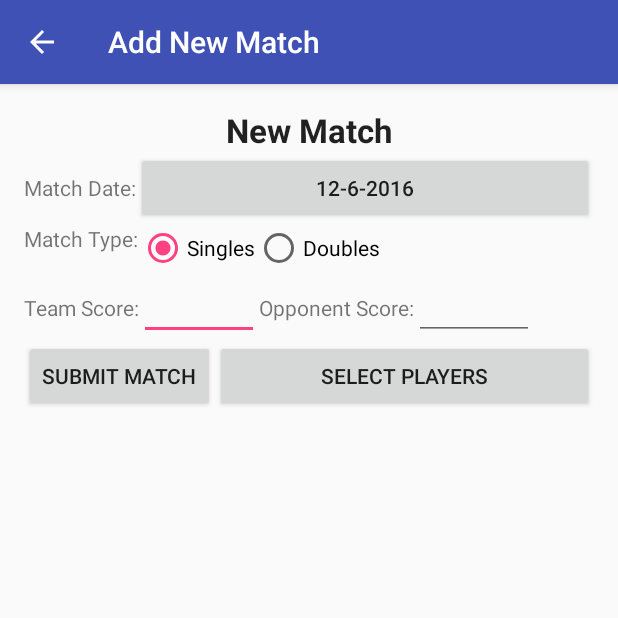
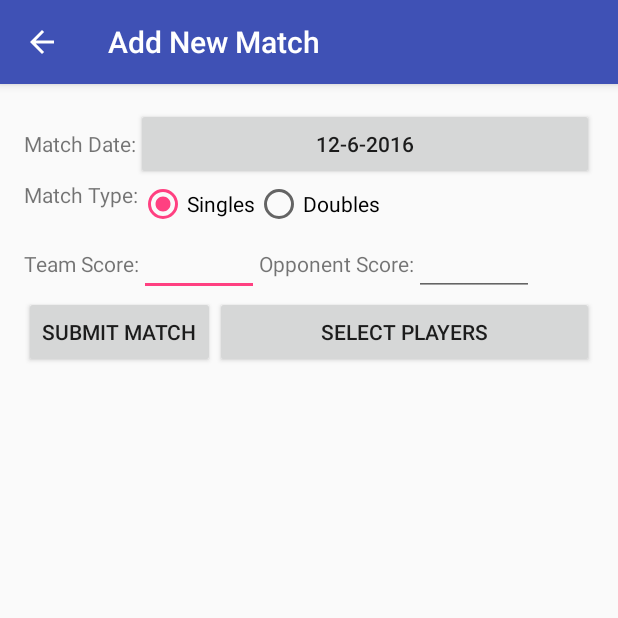
Before and after one commit to sysRandom/My-Badminton-Scores_Android, an Android app: the NewMatch screen opened directly, with no data from a screen before it, on a phone screen of 412 x 824 dp, the top half of it. Run offline under Robolectric (Android 15) with nearby library versions, the phone set to English and light mode, and no system bars; our stand-ins replace Volley; libraries missing offline, so code that uses them is left out: com.facebook; 1 statement that could not run was skipped.

Commit message:
Remove redundant "Title" in view

```diff
--- a/app/src/main/res/layout/activity_new_match.xml
+++ b/app/src/main/res/layout/activity_new_match.xml
@@ -9,21 +9,11 @@
     android:paddingTop="@dimen/activity_vertical_margin"
     tools:context="sg.xs_tech.mybadmintonscores.NewMatch">
 
-    <TextView
-        android:layout_width="match_parent"
-        android:layout_height="wrap_content"
-        android:textAppearance="@android:style/TextAppearance.Large"
-        android:textStyle="bold"
-        android:textAlignment="center"
-        android:text="@string/add_match_title"
-        android:id="@+id/textView" />
-
     <LinearLayout
         android:layout_width="match_parent"
         android:layout_height="wrap_content"
         android:orientation="horizontal"
         android:id="@+id/linearLayout2"
-        android:layout_below="@+id/textView"
         android:layout_alignParentLeft="true"
         android:layout_alignParentStart="true">
 
```
